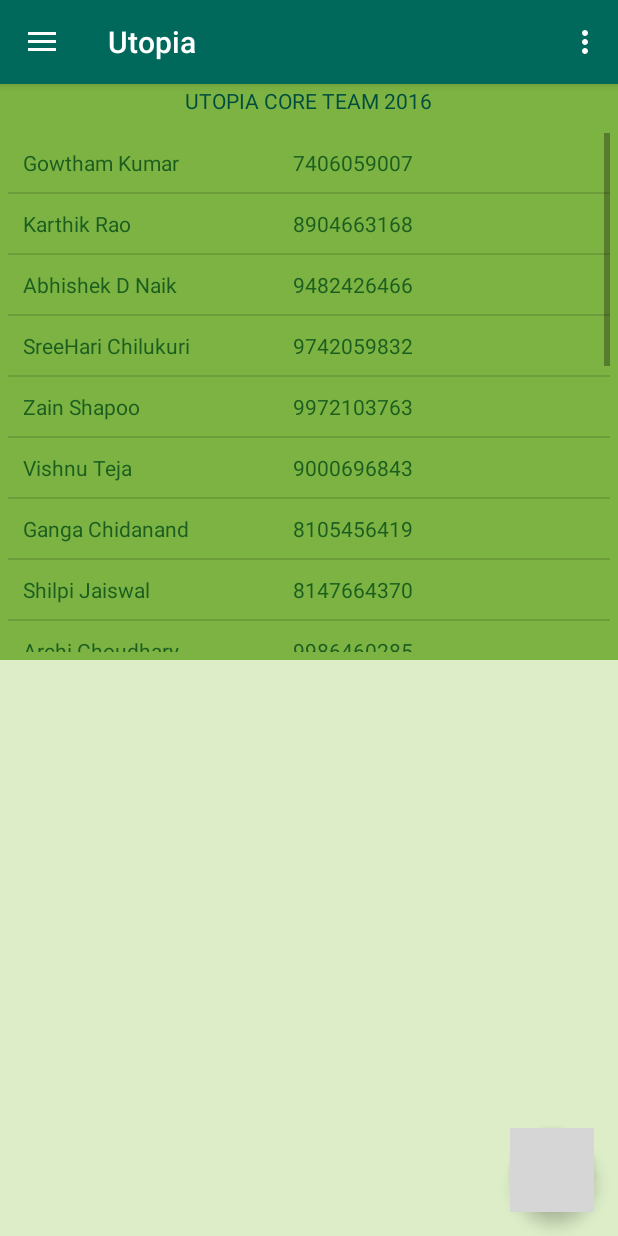
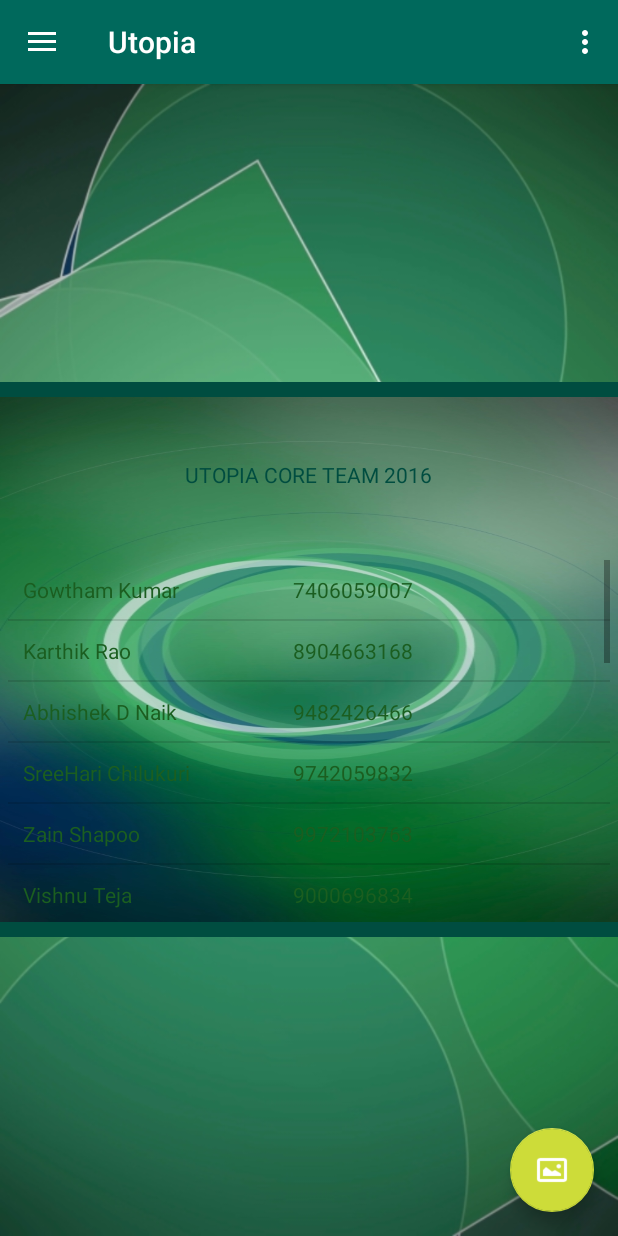
Before and after one commit to avinashart/Utopia, an Android app: the fragment core_team_fragment placed in its activity, on a phone screen of 412 x 824 dp. Run offline under Robolectric (Android 15) with nearby library versions, the phone set to English and light mode, and no system bars; libraries missing offline, so code that uses them is left out: com.daimajia.slider; plain views replace PTTextView, SliderLayout; 10 statements that could not run were skipped; grey boxes are pictures that could not be loaded.

Commit message:
Complete commit stage one

```diff
--- a/app/src/main/java/com/justmailtoavi/avinashk/utopia/MainActivity.java
+++ b/app/src/main/java/com/justmailtoavi/avinashk/utopia/MainActivity.java
@@ -39,7 +39,7 @@ public class MainActivity extends AppCompatActivity
         setSupportActionBar(toolbar);
 
         FloatingActionButton fab = (FloatingActionButton) findViewById(R.id.fab);
-        fab.setOnClickListener(new View.OnClickListener() {
+            fab.setOnClickListener(new View.OnClickListener() {
             @Override
             public void onClick(View view) {
                 Fragment fragment;
@@ -57,7 +57,10 @@ public class MainActivity extends AppCompatActivity
         SliderLayout mDemoSlider = (SliderLayout) findViewById(R.id.mainActivitySlider);
 
         final HashMap<String,Integer> file_maps = new HashMap<>();
-        file_maps.put("Vijayanagar Wikings",R.drawable.vijayanagara);
+        file_maps.put("Vijayanagar Wikings",R.drawable.vijaynagar);
+        file_maps.put("Hoysala Pirates",R.drawable.hoysala);
+        file_maps.put("Kalinga Kings",R.drawable.kalinga);
+        file_maps.put("Maurya Warriors",R.drawable.maurya);
 
         for(String name : file_maps.keySet()){
             TextSliderView textSliderView = new TextSliderView(this);
--- a/app/src/main/java/com/justmailtoavi/avinashk/utopia/core_team_fragment.java
+++ b/app/src/main/java/com/justmailtoavi/avinashk/utopia/core_team_fragment.java
@@ -45,13 +45,14 @@ public class core_team_fragment extends Fragment {
         core_list.add(new core_team_adapter("Abhishek D Naik", "9482426466"));
         core_list.add(new core_team_adapter("SreeHari Chilukuri", "9742059832"));
         core_list.add(new core_team_adapter("Zain Shapoo", "9972103763"));
-        core_list.add(new core_team_adapter("Vishnu Teja", "9000696843"));
+        core_list.add(new core_team_adapter("Vishnu Teja", "9000696834"));
         core_list.add(new core_team_adapter("Ganga Chidanand", "8105456419"));
         core_list.add(new core_team_adapter("Shilpi Jaiswal", "8147664370"));
         core_list.add(new core_team_adapter("Archi Choudhary ", "9986460285"));
         core_list.add(new core_team_adapter("Richa Jain ", "9591609502"));
         core_list.add(new core_team_adapter("Abhishek Sangwan", "8892053132"));
-
+        core_list.add(new core_team_adapter("T Supriya", "9535760313"));
+        core_list.add(new core_team_adapter("Snigdha C", "9019955611"));
 
         core_list.add(new core_team_adapter("Pankaj Shaw", "7406284638"));
         core_list.add(new core_team_adapter("Nikhil ", "9164836350"));
@@ -62,6 +63,7 @@ public class core_team_fragment extends Fragment {
         core_list.add(new core_team_adapter("Sahana Lokare", "9036073108"));
         core_list.add(new core_team_adapter("Ashoka", "8105463006"));
 
+        //Payal and Tejeswini Remaining
     }
 
     private void displayList(View view) {
--- a/app/src/main/res/layout/app_bar_main.xml
+++ b/app/src/main/res/layout/app_bar_main.xml
@@ -32,4 +32,5 @@
         android:layout_margin="@dimen/fab_margin"
         android:src="@drawable/fab"
         />
+
 </android.support.design.widget.CoordinatorLayout>
--- a/app/src/main/res/layout/content_main.xml
+++ b/app/src/main/res/layout/content_main.xml
@@ -1,21 +1,35 @@
 <?xml version="1.0" encoding="utf-8"?>
 <RelativeLayout
+    android:id="@+id/main"
     xmlns:android="http://schemas.android.com/apk/res/android"
     xmlns:tools="http://schemas.android.com/tools"
+    xmlns:app="http://schemas.android.com/apk/res-auto"
     android:layout_width="match_parent"
     android:layout_height="match_parent"
-    android:id="@+id/main"
-    android:background="#dcedc8"
-    tools:context="com.justmailtoavi.avinashk.utopia.MainActivity"
+    app:layout_behavior="@string/appbar_scrolling_view_behavior"
     tools:showIn="@layout/app_bar_main"
+    android:background="@drawable/b2"
+    tools:context=".MainComponents.MainActivity"
     >
 
+    <TextView
+        android:layout_width="match_parent"
+        android:layout_height="10dp"
+        android:layout_above="@+id/mainActivitySlider"
+        android:background="@color/colorPrimaryDark"
+        />
     <com.daimajia.slider.library.SliderLayout
-        android:layout_marginTop="40dp"
+        android:layout_centerInParent="true"
         android:id="@+id/mainActivitySlider"
         android:layout_width="match_parent"
         android:background="#7cb342"
-        android:layout_height="400dp"
+        android:layout_height="350dp"
+        />
+    <TextView
+        android:layout_width="match_parent"
+        android:layout_height="10dp"
+        android:background="@color/colorPrimaryDark"
+        android:layout_below="@+id/mainActivitySlider"
         />
 
 </RelativeLayout>
--- a/app/src/main/res/layout/core_team_fragment.xml
+++ b/app/src/main/res/layout/core_team_fragment.xml
@@ -1,13 +1,14 @@
 <?xml version="1.0" encoding="utf-8"?>
 <RelativeLayout xmlns:android="http://schemas.android.com/apk/res/android"
     android:layout_width="match_parent" android:layout_height="match_parent"
-    android:padding="5dp"
+    android:background="@drawable/b1"
     >
-
 
     <pttextview.widget.PTTextView
         android:id="@+id/pptext"
         android:padding="12dp"
+        android:layout_marginTop="30dp"
+        android:layout_marginBottom="30dp"
         xmlns:android="http://schemas.android.com/apk/res/android"
         xmlns:app="http://schemas.android.com/apk/res-auto"
         android:layout_width="wrap_content"
@@ -20,6 +21,7 @@
         app:typeface="pt_serif_bold_italic"/>
 
     <ListView
+        android:padding="5dp"
         android:layout_below="@+id/pptext"
         android:layout_width="wrap_content"
         android:layout_height="wrap_content"
--- a/app/src/main/res/layout/events_list_fragment.xml
+++ b/app/src/main/res/layout/events_list_fragment.xml
@@ -1,10 +1,14 @@
 <?xml version="1.0" encoding="utf-8"?>
 <RelativeLayout xmlns:android="http://schemas.android.com/apk/res/android"
-    android:layout_width="match_parent" android:layout_height="match_parent">
+    android:layout_width="match_parent" android:layout_height="match_parent"
+
+    >
 
     <pttextview.widget.PTTextView
         android:id="@+id/ccText"
         android:padding="12dp"
+        android:layout_marginTop="40dp"
+        android:layout_marginBottom="30dp"
         xmlns:android="http://schemas.android.com/apk/res/android"
         xmlns:app="http://schemas.android.com/apk/res-auto"
         android:layout_width="wrap_content"
--- a/app/src/main/res/values/colors.xml
+++ b/app/src/main/res/values/colors.xml
@@ -2,5 +2,5 @@
 <resources>
     <color name="colorPrimary">#00695c</color>
     <color name="colorPrimaryDark">#004d40</color>
-    <color name="colorAccent">#7cb342</color>
+    <color name="colorAccent">#cddc39</color>
 </resources>
```
Also changed, not shown: app/src/main/res/layout/t_shirt_fragment.xml (+15 -2 lines), app/src/main/res/drawable-v21/b1.jpg (added), app/src/main/res/drawable-v21/b2.jpg (added), app/src/main/res/drawable-v21/b3.jpg (added), app/src/main/res/drawable-v21/hoysala.jpg (added), app/src/main/res/drawable-v21/kalinga.jpg (added), app/src/main/res/drawable-v21/maurya.jpg (added), app/src/main/res/drawable-v21/vijaynagar.jpg (added), app/src/main/res/drawable/core_team.png (added), app/src/main/res/drawable/fab.png (added), app/src/main/res/drawable/vijayanagara.jpg (added).
